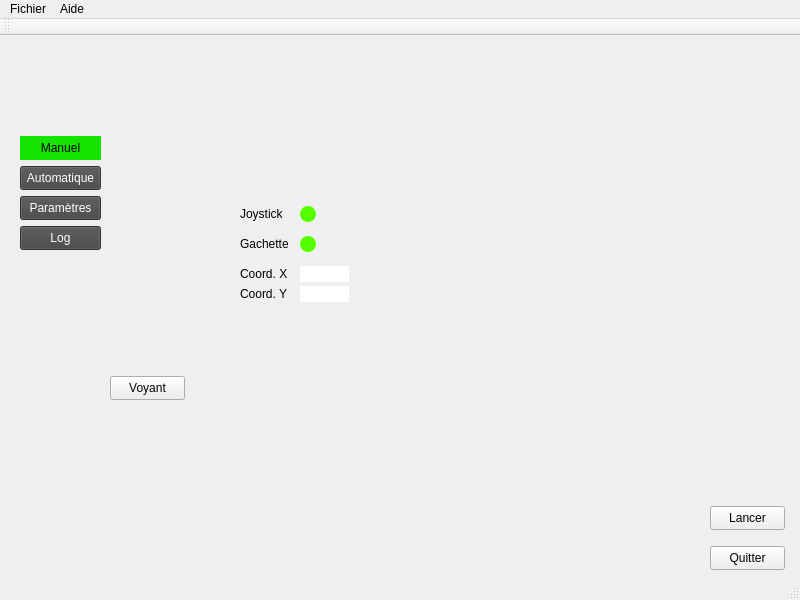
The window that apps/ETMI_Gui/ui_etmi.ui (Institut-clement-ader/ETMI) describes before a commit, drawn with Qt 5.
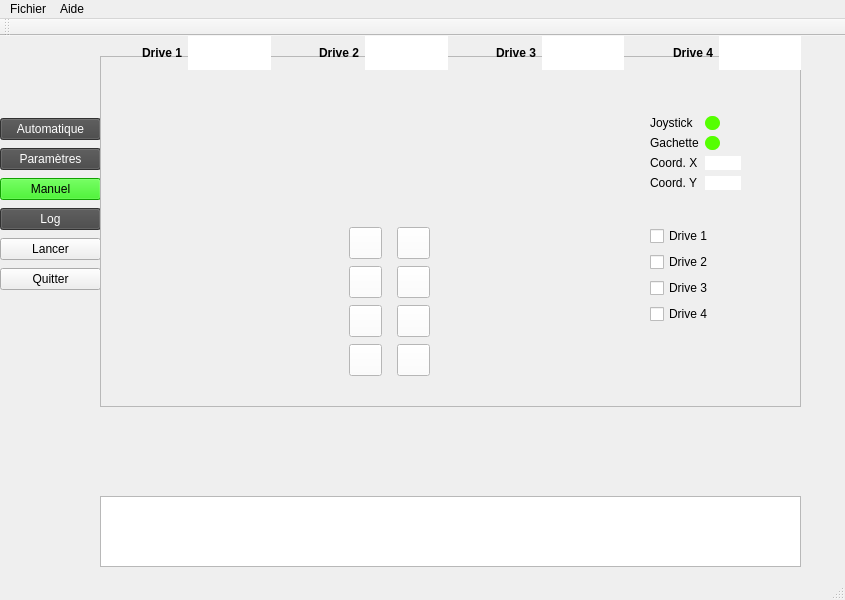
The same window after the commit. Icons and pictures are not drawn.

Patch:
```diff
--- a/apps/ETMI_Gui/ui_etmi.ui
+++ b/apps/ETMI_Gui/ui_etmi.ui
@@ -6,7 +6,7 @@
    <rect>
     <x>0</x>
     <y>0</y>
-    <width>800</width>
+    <width>845</width>
     <height>600</height>
    </rect>
   </property>
@@ -14,273 +14,544 @@
    <string>ETMI Pilotage</string>
   </property>
   <widget class="QWidget" name="centralwidget">
-   <widget class="QPushButton" name="btn_quit">
+   <widget class="QWidget" name="verticalLayoutWidget">
     <property name="geometry">
      <rect>
-      <x>710</x>
-      <y>510</y>
-      <width>75</width>
-      <height>24</height>
+      <x>0</x>
+      <y>80</y>
+      <width>101</width>
+      <height>176</height>
      </rect>
     </property>
-    <property name="text">
-     <string>Quitter</string>
-    </property>
-   </widget>
-   <widget class="QPushButton" name="btn_run">
-    <property name="geometry">
-     <rect>
-      <x>710</x>
-      <y>470</y>
-      <width>75</width>
-      <height>24</height>
-     </rect>
-    </property>
-    <property name="focusPolicy">
-     <enum>Qt::NoFocus</enum>
-    </property>
-    <property name="text">
-     <string>Lancer</string>
-    </property>
-   </widget>
-   <widget class="QPushButton" name="btn_manual">
-    <property name="geometry">
-     <rect>
-      <x>20</x>
-      <y>100</y>
-      <width>81</width>
-      <height>24</height>
-     </rect>
-    </property>
-    <property name="styleSheet">
-     <string notr="true">background-color: rgb(23, 227, 0);
-border:0;
-</string>
-    </property>
-    <property name="text">
-     <string>Manuel</string>
-    </property>
-   </widget>
-   <widget class="QPushButton" name="btn_auto">
-    <property name="geometry">
-     <rect>
-      <x>20</x>
-      <y>130</y>
-      <width>81</width>
-      <height>24</height>
-     </rect>
-    </property>
-    <property name="styleSheet">
-     <string notr="true">background-color: rgb(69, 69, 69);
+    <layout class="QVBoxLayout" name="layout_menu_left">
+     <item>
+      <widget class="QPushButton" name="btn_auto">
+       <property name="styleSheet">
+        <string notr="true">background-color: rgb(69, 69, 69);
 color: rgb(255, 255, 255);</string>
-    </property>
-    <property name="text">
-     <string>Automatique</string>
-    </property>
-   </widget>
-   <widget class="QFrame" name="led_joy_status">
-    <property name="geometry">
-     <rect>
-      <x>300</x>
-      <y>170</y>
-      <width>16</width>
-      <height>16</height>
-     </rect>
-    </property>
-    <property name="minimumSize">
-     <size>
-      <width>14</width>
-      <height>14</height>
-     </size>
-    </property>
-    <property name="maximumSize">
-     <size>
-      <width>16</width>
-      <height>16</height>
-     </size>
-    </property>
-    <property name="styleSheet">
-     <string notr="true">background-color: rgb(85, 255, 0);
-border-radius: 8px;
+       </property>
+       <property name="text">
+        <string>Automatique</string>
+       </property>
+      </widget>
+     </item>
+     <item>
+      <widget class="QPushButton" name="btn_parameters">
+       <property name="styleSheet">
+        <string notr="true">background-color: rgb(69, 69, 69);
+color: rgb(255, 255, 255);</string>
+       </property>
+       <property name="text">
+        <string>Paramètres</string>
+       </property>
+      </widget>
+     </item>
+     <item>
+      <widget class="QPushButton" name="btn_manual">
+       <property name="styleSheet">
+        <string notr="true">background-color: rgb(23, 227, 0);
 </string>
-    </property>
-    <property name="locale">
-     <locale language="English" country="UnitedStates"/>
-    </property>
-    <property name="frameShape">
-     <enum>QFrame::StyledPanel</enum>
-    </property>
-    <property name="frameShadow">
-     <enum>QFrame::Raised</enum>
-    </property>
-   </widget>
-   <widget class="QPushButton" name="btn_parameters">
-    <property name="geometry">
-     <rect>
-      <x>20</x>
-      <y>160</y>
-      <width>81</width>
-      <height>24</height>
-     </rect>
-    </property>
-    <property name="styleSheet">
-     <string notr="true">background-color: rgb(69, 69, 69);
+       </property>
+       <property name="text">
+        <string>Manuel</string>
+       </property>
+      </widget>
+     </item>
+     <item>
+      <widget class="QPushButton" name="btn_logs">
+       <property name="styleSheet">
+        <string notr="true">background-color: rgb(69, 69, 69);
 color: rgb(255, 255, 255);</string>
-    </property>
-    <property name="text">
-     <string>Paramètres</string>
-    </property>
+       </property>
+       <property name="text">
+        <string>Log</string>
+       </property>
+      </widget>
+     </item>
+     <item>
+      <widget class="QPushButton" name="btn_run">
+       <property name="focusPolicy">
+        <enum>Qt::NoFocus</enum>
+       </property>
+       <property name="text">
+        <string>Lancer</string>
+       </property>
+      </widget>
+     </item>
+     <item>
+      <widget class="QPushButton" name="btn_quit">
+       <property name="text">
+        <string>Quitter</string>
+       </property>
+      </widget>
+     </item>
+    </layout>
    </widget>
-   <widget class="QPushButton" name="btn_logs">
+   <widget class="QFrame" name="frm_manual">
     <property name="geometry">
      <rect>
-      <x>20</x>
-      <y>190</y>
-      <width>81</width>
-      <height>24</height>
+      <x>100</x>
+      <y>20</y>
+      <width>701</width>
+      <height>351</height>
      </rect>
     </property>
-    <property name="styleSheet">
-     <string notr="true">background-color: rgb(69, 69, 69);
-color: rgb(255, 255, 255);</string>
-    </property>
-    <property name="text">
-     <string>Log</string>
-    </property>
-   </widget>
-   <widget class="QPushButton" name="btn_led">
-    <property name="geometry">
-     <rect>
-      <x>110</x>
-      <y>340</y>
-      <width>75</width>
-      <height>24</height>
-     </rect>
-    </property>
-    <property name="text">
-     <string>Voyant</string>
-    </property>
-   </widget>
-   <widget class="QFrame" name="led_joy_trig_status">
-    <property name="geometry">
-     <rect>
-      <x>300</x>
-      <y>200</y>
-      <width>16</width>
-      <height>16</height>
-     </rect>
-    </property>
-    <property name="minimumSize">
-     <size>
-      <width>14</width>
-      <height>14</height>
-     </size>
-    </property>
-    <property name="maximumSize">
-     <size>
-      <width>16</width>
-      <height>16</height>
-     </size>
-    </property>
-    <property name="styleSheet">
-     <string notr="true">background-color: rgb(85, 255, 0);
-border-radius: 8px;
-</string>
-    </property>
-    <property name="locale">
-     <locale language="English" country="UnitedStates"/>
-    </property>
     <property name="frameShape">
      <enum>QFrame::StyledPanel</enum>
     </property>
     <property name="frameShadow">
      <enum>QFrame::Raised</enum>
     </property>
+    <widget class="QWidget" name="gridLayoutWidget">
+     <property name="geometry">
+      <rect>
+       <x>550</x>
+       <y>60</y>
+       <width>91</width>
+       <height>84</height>
+      </rect>
+     </property>
+     <layout class="QFormLayout" name="formLayout">
+      <item row="0" column="0">
+       <widget class="QLabel" name="lbl_led_status">
+        <property name="text">
+         <string>Joystick</string>
+        </property>
+       </widget>
+      </item>
+      <item row="1" column="0">
+       <widget class="QLabel" name="lbl_led_trig_status">
+        <property name="text">
+         <string>Gachette</string>
+        </property>
+       </widget>
+      </item>
+      <item row="2" column="0">
+       <widget class="QLabel" name="lbl_x">
+        <property name="text">
+         <string>Coord. X</string>
+        </property>
+       </widget>
+      </item>
+      <item row="2" column="1">
+       <widget class="QLabel" name="display_x">
+        <property name="baseSize">
+         <size>
+          <width>0</width>
+          <height>0</height>
+         </size>
+        </property>
+        <property name="styleSheet">
+         <string notr="true">background-color: rgb(255, 255, 255);
+</string>
+        </property>
+        <property name="text">
+         <string/>
+        </property>
+       </widget>
+      </item>
+      <item row="3" column="0">
+       <widget class="QLabel" name="lbl_y">
+        <property name="text">
+         <string>Coord. Y</string>
+        </property>
+       </widget>
+      </item>
+      <item row="3" column="1">
+       <widget class="QLabel" name="display_y">
+        <property name="styleSheet">
+         <string notr="true">background-color: rgb(255, 255, 255);
+</string>
+        </property>
+        <property name="text">
+         <string/>
+        </property>
+       </widget>
+      </item>
+      <item row="0" column="1">
+       <widget class="QFrame" name="led_joy_status">
+        <property name="minimumSize">
+         <size>
+          <width>14</width>
+          <height>14</height>
+         </size>
+        </property>
+        <property name="maximumSize">
+         <size>
+          <width>15</width>
+          <height>15</height>
+         </size>
+        </property>
+        <property name="styleSheet">
+         <string notr="true">background-color: rgb(85, 255, 0);
+border-radius: 7px;
+</string>
+        </property>
+        <property name="locale">
+         <locale language="English" country="UnitedStates"/>
+        </property>
+        <property name="frameShape">
+         <enum>QFrame::StyledPanel</enum>
+        </property>
+        <property name="frameShadow">
+         <enum>QFrame::Plain</enum>
+        </property>
+       </widget>
+      </item>
+      <item row="1" column="1">
+       <widget class="QFrame" name="led_joy_trig_status">
+        <property name="maximumSize">
+         <size>
+          <width>15</width>
+          <height>15</height>
+         </size>
+        </property>
+        <property name="styleSheet">
+         <string notr="true">background-color: rgb(85, 255, 0);
+border-radius: 7px;
+</string>
+        </property>
+        <property name="locale">
+         <locale language="English" country="UnitedStates"/>
+        </property>
+        <property name="frameShape">
+         <enum>QFrame::StyledPanel</enum>
+        </property>
+        <property name="frameShadow">
+         <enum>QFrame::Raised</enum>
+        </property>
+       </widget>
+      </item>
+     </layout>
+    </widget>
+    <widget class="QWidget" name="gridLayoutWidget_2">
+     <property name="geometry">
+      <rect>
+       <x>240</x>
+       <y>170</y>
+       <width>101</width>
+       <height>151</height>
+      </rect>
+     </property>
+     <layout class="QGridLayout" name="grid_layout_btn_dir">
+      <item row="1" column="0">
+       <widget class="QToolButton" name="btn_left_2">
+        <property name="styleSheet">
+         <string notr="true">background-color: rgb(255, 255, 255);</string>
+        </property>
+        <property name="text">
+         <string/>
+        </property>
+        <property name="icon">
+         <iconset>
+          <normaloff>images/svg/chevron-circle-left-svgrepo-com.svg</normaloff>images/svg/chevron-circle-left-svgrepo-com.svg</iconset>
+        </property>
+        <property name="iconSize">
+         <size>
+          <width>25</width>
+          <height>25</height>
+         </size>
+        </property>
+        <property name="checkable">
+         <bool>false</bool>
+        </property>
+       </widget>
+      </item>
+      <item row="1" column="1">
+       <widget class="QToolButton" name="btn_right_2">
+        <property name="styleSheet">
+         <string notr="true">background-color: rgb(255, 255, 255);</string>
+        </property>
+        <property name="text">
+         <string/>
+        </property>
+        <property name="icon">
+         <iconset>
+          <normaloff>images/svg/chevron-circle-right-svgrepo-com.svg</normaloff>images/svg/chevron-circle-right-svgrepo-com.svg</iconset>
+        </property>
+        <property name="iconSize">
+         <size>
+          <width>25</width>
+          <height>25</height>
+         </size>
+        </property>
+        <property name="checkable">
+         <bool>false</bool>
+        </property>
+       </widget>
+      </item>
+      <item row="2" column="0">
+       <widget class="QToolButton" name="btn_left_3">
+        <property name="styleSheet">
+         <string notr="true">background-color: rgb(255, 255, 255);</string>
+        </property>
+        <property name="text">
+         <string/>
+        </property>
+        <property name="icon">
+         <iconset>
+          <normaloff>images/svg/chevron-circle-left-svgrepo-com.svg</normaloff>images/svg/chevron-circle-left-svgrepo-com.svg</iconset>
+        </property>
+        <property name="iconSize">
+         <size>
+          <width>25</width>
+          <height>25</height>
+         </size>
+        </property>
+        <property name="checkable">
+         <bool>false</bool>
+        </property>
+       </widget>
+      </item>
+      <item row="0" column="1">
+       <widget class="QToolButton" name="btn_right_1">
+        <property name="styleSheet">
+         <string notr="true">background-color: rgb(255, 255, 255);</string>
+        </property>
+        <property name="text">
+         <string/>
+        </property>
+        <property name="icon">
+         <iconset>
+          <normaloff>images/svg/chevron-circle-right-svgrepo-com.svg</normaloff>images/svg/chevron-circle-right-svgrepo-com.svg</iconset>
+        </property>
+        <property name="iconSize">
+         <size>
+          <width>25</width>
+          <height>25</height>
+         </size>
+        </property>
+        <property name="checkable">
+         <bool>false</bool>
+        </property>
+       </widget>
+      </item>
+      <item row="2" column="1">
+       <widget class="QToolButton" name="btn_right_3">
+        <property name="styleSheet">
+         <string notr="true">background-color: rgb(255, 255, 255);</string>
+        </property>
+        <property name="text">
+         <string/>
+        </property>
+        <property name="icon">
+         <iconset>
+          <normaloff>images/svg/chevron-circle-right-svgrepo-com.svg</normaloff>images/svg/chevron-circle-right-svgrepo-com.svg</iconset>
+        </property>
+        <property name="iconSize">
+         <size>
+          <width>25</width>
+          <height>25</height>
+         </size>
+        </property>
+        <property name="checkable">
+         <bool>false</bool>
+        </property>
+       </widget>
+      </item>
+      <item row="0" column="0">
+       <widget class="QToolButton" name="btn_left_1">
+        <property name="styleSheet">
+         <string notr="true">background-color: rgb(255, 255, 255);</string>
+        </property>
+        <property name="text">
+         <string/>
+        </property>
+        <property name="icon">
+         <iconset>
+          <normaloff>images/svg/chevron-circle-left-svgrepo-com.svg</normaloff>images/svg/chevron-circle-left-svgrepo-com.svg</iconset>
+        </property>
+        <property name="iconSize">
+         <size>
+          <width>25</width>
+          <height>25</height>
+         </size>
+        </property>
+        <property name="checkable">
+         <bool>false</bool>
+        </property>
+       </widget>
+      </item>
+      <item row="3" column="0">
+       <widget class="QToolButton" name="btn_left_4">
+        <property name="styleSheet">
+         <string notr="true">background-color: rgb(255, 255, 255);</string>
+        </property>
+        <property name="text">
+         <string/>
+        </property>
+        <property name="icon">
+         <iconset>
+          <normaloff>images/svg/chevron-circle-left-svgrepo-com.svg</normaloff>images/svg/chevron-circle-left-svgrepo-com.svg</iconset>
+        </property>
+        <property name="iconSize">
+         <size>
+          <width>25</width>
+          <height>25</height>
+         </size>
+        </property>
+        <property name="checkable">
+         <bool>false</bool>
+        </property>
+       </widget>
+      </item>
+      <item row="3" column="1">
+       <widget class="QToolButton" name="btn_right_4">
+        <property name="styleSheet">
+         <string notr="true">background-color: rgb(255, 255, 255);</string>
+        </property>
+        <property name="text">
+         <string/>
+        </property>
+        <property name="icon">
+         <iconset>
+          <normaloff>images/svg/chevron-circle-right-svgrepo-com.svg</normaloff>images/svg/chevron-circle-right-svgrepo-com.svg</iconset>
+        </property>
+        <property name="iconSize">
+         <size>
+          <width>25</width>
+          <height>25</height>
+         </size>
+        </property>
+        <property name="checkable">
+         <bool>false</bool>
+        </property>
+       </widget>
+      </item>
+     </layout>
+    </widget>
+    <widget class="QWidget" name="verticalLayoutWidget_2">
+     <property name="geometry">
+      <rect>
+       <x>550</x>
+       <y>170</y>
+       <width>71</width>
+       <height>100</height>
+      </rect>
+     </property>
+     <layout class="QVBoxLayout" name="layout_choice_drive">
+      <item>
+       <widget class="QCheckBox" name="chk_drive1">
+        <property name="text">
+         <string>Drive 1</string>
+        </property>
+       </widget>
+      </item>
+      <item>
+       <widget class="QCheckBox" name="chk_drive2">
+        <property name="text">
+         <string>Drive 2</string>
+        </property>
+       </widget>
+      </item>
+      <item>
+       <widget class="QCheckBox" name="chk_drive3">
+        <property name="text">
+         <string>Drive 3</string>
+        </property>
+       </widget>
+      </item>
+      <item>
+       <widget class="QCheckBox" name="chk_drive4">
+        <property name="text">
+         <string>Drive 4</string>
+        </property>
+       </widget>
+      </item>
+     </layout>
+    </widget>
    </widget>
-   <widget class="QLabel" name="lbl_led_status">
+   <widget class="QWidget" name="horizontalLayoutWidget">
     <property name="geometry">
      <rect>
-      <x>240</x>
-      <y>170</y>
-      <width>51</width>
-      <height>16</height>
+      <x>100</x>
+      <y>0</y>
+      <width>701</width>
+      <height>34</height>
      </rect>
     </property>
-    <property name="text">
-     <string>Joystick</string>
-    </property>
+    <layout class="QHBoxLayout" name="layout_display_up">
+     <item>
+      <widget class="QLabel" name="lbl_drive1">
+       <property name="text">
+        <string>&lt;html&gt;&lt;head/&gt;&lt;body&gt;&lt;p align=&quot;right&quot;&gt;&lt;span style=&quot; font-weight:700;&quot;&gt;Drive 1&lt;/span&gt;&lt;/p&gt;&lt;/body&gt;&lt;/html&gt;</string>
+       </property>
+      </widget>
+     </item>
+     <item>
+      <widget class="QLabel" name="txt_drive1">
+       <property name="styleSheet">
+        <string notr="true">background-color: rgb(255, 255, 255);</string>
+       </property>
+       <property name="text">
+        <string>&lt;html&gt;&lt;head/&gt;&lt;body&gt;&lt;p&gt;&lt;br/&gt;&lt;/p&gt;&lt;/body&gt;&lt;/html&gt;</string>
+       </property>
+      </widget>
+     </item>
+     <item>
+      <widget class="QLabel" name="lbl_drive2">
+       <property name="text">
+        <string>&lt;html&gt;&lt;head/&gt;&lt;body&gt;&lt;p align=&quot;right&quot;&gt;&lt;span style=&quot; font-weight:700;&quot;&gt;Drive 2&lt;/span&gt;&lt;/p&gt;&lt;/body&gt;&lt;/html&gt;</string>
+       </property>
+      </widget>
+     </item>
+     <item>
+      <widget class="QLabel" name="txt_drive2">
+       <property name="styleSheet">
+        <string notr="true">background-color: rgb(255, 255, 255);</string>
+       </property>
+       <property name="text">
+        <string>&lt;html&gt;&lt;head/&gt;&lt;body&gt;&lt;p&gt;&lt;br/&gt;&lt;/p&gt;&lt;/body&gt;&lt;/html&gt;</string>
+       </property>
+      </widget>
+     </item>
+     <item>
+      <widget class="QLabel" name="lbl_drive3">
+       <property name="text">
+        <string>&lt;html&gt;&lt;head/&gt;&lt;body&gt;&lt;p align=&quot;right&quot;&gt;&lt;span style=&quot; font-weight:700;&quot;&gt;Drive 3&lt;/span&gt;&lt;/p&gt;&lt;/body&gt;&lt;/html&gt;</string>
+       </property>
+      </widget>
+     </item>
+     <item>
+      <widget class="QLabel" name="txt_drive3">
+       <property name="styleSheet">
+        <string notr="true">background-color: rgb(255, 255, 255);</string>
+       </property>
+       <property name="text">
+        <string>&lt;html&gt;&lt;head/&gt;&lt;body&gt;&lt;p&gt;&lt;br/&gt;&lt;/p&gt;&lt;/body&gt;&lt;/html&gt;</string>
+       </property>
+      </widget>
+     </item>
+     <item>
+      <widget class="QLabel" name="lbl_drive4">
+       <property name="text">
+        <string>&lt;html&gt;&lt;head/&gt;&lt;body&gt;&lt;p align=&quot;right&quot;&gt;&lt;span style=&quot; font-weight:700;&quot;&gt;Drive 4&lt;/span&gt;&lt;/p&gt;&lt;/body&gt;&lt;/html&gt;</string>
+       </property>
+      </widget>
+     </item>
+     <item>
+      <widget class="QLabel" name="txt_drive4">
+       <property name="styleSheet">
+        <string notr="true">background-color: rgb(255, 255, 255);</string>
+       </property>
+       <property name="text">
+        <string>&lt;html&gt;&lt;head/&gt;&lt;body&gt;&lt;p&gt;&lt;br/&gt;&lt;/p&gt;&lt;/body&gt;&lt;/html&gt;</string>
+       </property>
+      </widget>
+     </item>
+    </layout>
    </widget>
-   <widget class="QLabel" name="lbl_led_trig_status">
+   <widget class="QTextEdit" name="txt_logs">
     <property name="geometry">
      <rect>
-      <x>240</x>
-      <y>200</y>
-      <width>61</width>
-      <height>16</height>
+      <x>100</x>
+      <y>460</y>
+      <width>701</width>
+      <height>71</height>
      </rect>
     </property>
-    <property name="text">
-     <string>Gachette</string>
-    </property>
-   </widget>
-   <widget class="QLabel" name="lbl_x">
-    <property name="geometry">
-     <rect>
-      <x>240</x>
-      <y>230</y>
-      <width>51</width>
-      <height>16</height>
-     </rect>
-    </property>
-    <property name="text">
-     <string>Coord. X</string>
-    </property>
-   </widget>
-   <widget class="QLabel" name="lbl_y">
-    <property name="geometry">
-     <rect>
-      <x>240</x>
-      <y>250</y>
-      <width>51</width>
-      <height>16</height>
-     </rect>
-    </property>
-    <property name="text">
-     <string>Coord. Y</string>
-    </property>
-   </widget>
-   <widget class="QLabel" name="display_x">
-    <property name="geometry">
-     <rect>
-      <x>300</x>
-      <y>230</y>
-      <width>49</width>
-      <height>16</height>
-     </rect>
-    </property>
-    <property name="styleSheet">
-     <string notr="true">background-color: rgb(255, 255, 255);
-</string>
-    </property>
-    <property name="text">
-     <string/>
-    </property>
-   </widget>
-   <widget class="QLabel" name="display_y">
-    <property name="geometry">
-     <rect>
-      <x>300</x>
-      <y>250</y>
-      <width>49</width>
-      <height>16</height>
-     </rect>
-    </property>
-    <property name="styleSheet">
-     <string notr="true">background-color: rgb(255, 255, 255);
-</string>
-    </property>
-    <property name="text">
-     <string/>
+    <property name="readOnly">
+     <bool>true</bool>
     </property>
    </widget>
   </widget>
@@ -289,7 +560,7 @@
     <rect>
      <x>0</x>
      <y>0</y>
-     <width>800</width>
+     <width>845</width>
      <height>22</height>
     </rect>
    </property>
```
Left out of the diff: 99 changed lines with no effect on the pictures.
